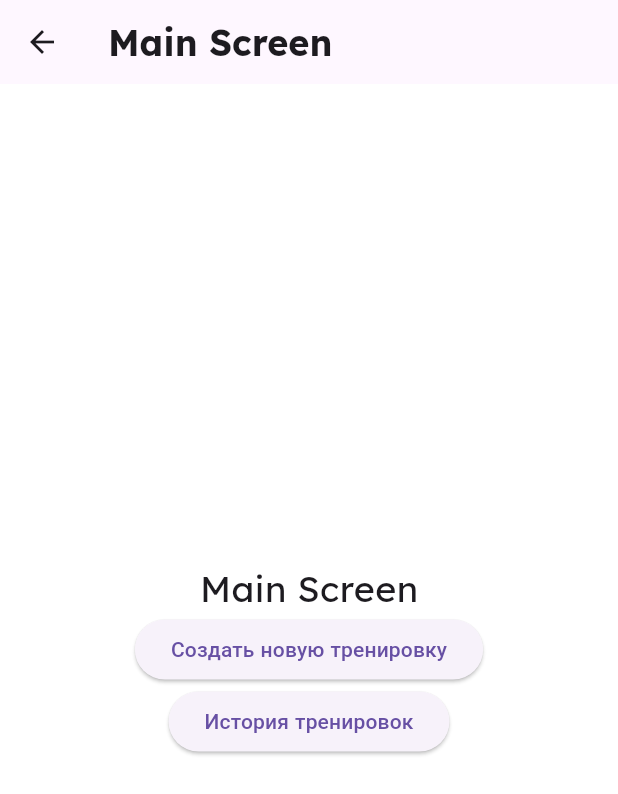
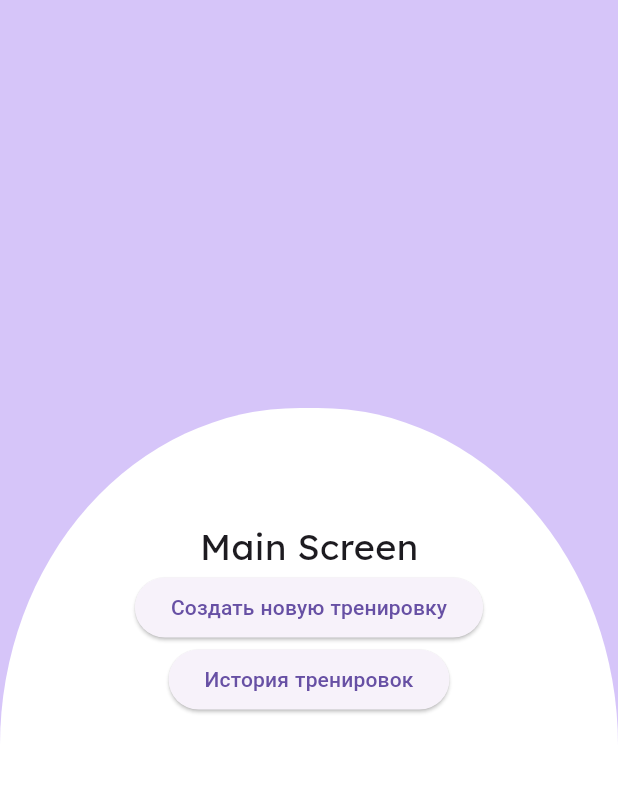
Before and after one commit to 1000-MLN/FitTrack, a Flutter app: the MainScreen screen opened directly, on a phone screen of 412 x 824 dp. Shown: the top 794 px of the screen. Run offline on Flutter 3.47's test engine with Material 3 defaults, Android fonts, the light colour scheme and no system bars; our stand-ins replace flutter_riverpod, shared_preferences; accounts and stored records are empty.

Commit message:
add new screen for training hysory and design to main screen

```diff
--- a/lib/main.dart
+++ b/lib/main.dart
@@ -22,6 +22,7 @@ class MyApp extends ConsumerWidget {
 
     // Return MaterialApp with the current theme
     return MaterialApp(
+      debugShowCheckedModeBanner: false,
       theme: theme,
         themeMode: theme==lightTheme?ThemeMode.light:ThemeMode.dark,
       darkTheme: darkTheme,
--- a/lib/main_screen.dart
+++ b/lib/main_screen.dart
@@ -8,8 +8,24 @@ class MainScreen extends StatelessWidget {
   @override
   Widget build(BuildContext context) {
     return Scaffold(
-      appBar: AppBar(title: Text('Main Screen')),
-      body: Center(
+      body: Stack(
+        alignment: Alignment.bottomCenter,
+        children: [
+           Container(
+            color: Theme.of(context).cardColor,
+          ),
+          Container(
+            alignment: Alignment.bottomCenter,
+            height: MediaQuery.of(context).size.height * 0.67,
+            decoration: BoxDecoration(
+              color: Theme.of(context).scaffoldBackgroundColor,
+              borderRadius: const BorderRadius.only(
+                topLeft: Radius.elliptical(200, 225),
+                topRight: Radius.elliptical(200, 225),
+              ),
+            ),
+          ),
+          Center(
             child: Column(
               mainAxisAlignment: MainAxisAlignment.center,
               children: [
@@ -39,6 +55,8 @@ class MainScreen extends StatelessWidget {
               ],
             ),
           ),
+        ],
+      ),
     );
   }
 }
--- a/lib/workout_detail_screen.dart
+++ b/lib/workout_detail_screen.dart
@@ -4,7 +4,9 @@ import 'dart:convert';
 
 class WorkoutDetailScreen extends StatefulWidget {
   final String workoutName;
-  WorkoutDetailScreen({required this.workoutName});
+  final List<Map<String, dynamic>>? sections;
+
+  WorkoutDetailScreen({required this.workoutName, this.sections});
   @override
   _WorkoutDetailScreenState createState() => _WorkoutDetailScreenState();
 }
--- a/lib/workout_history_screen.dart
+++ b/lib/workout_history_screen.dart
@@ -1,3 +1,4 @@
+import 'package:fit_track/workout_from_history.dart';
 import 'package:flutter/material.dart';
 import 'package:shared_preferences/shared_preferences.dart';
 import 'workout_detail_screen.dart';
@@ -41,8 +42,9 @@ class _WorkoutHistoryScreenState extends State<WorkoutHistoryScreen> {
               Navigator.push(
                 context,
                 MaterialPageRoute(
-                  builder: (context) => WorkoutDetailScreen(
+                  builder: (context) => WorkoutFromHistoryScreen(
                     workoutName: workouts[index]['name'],
+                    sections: workouts[index]['sections'],
                   ),
                 ),
               );
```
Also changed, not shown: lib/workout_from_history.dart (added, +58 -0 lines). Lines whose indentation alone changed are shown as unchanged.
